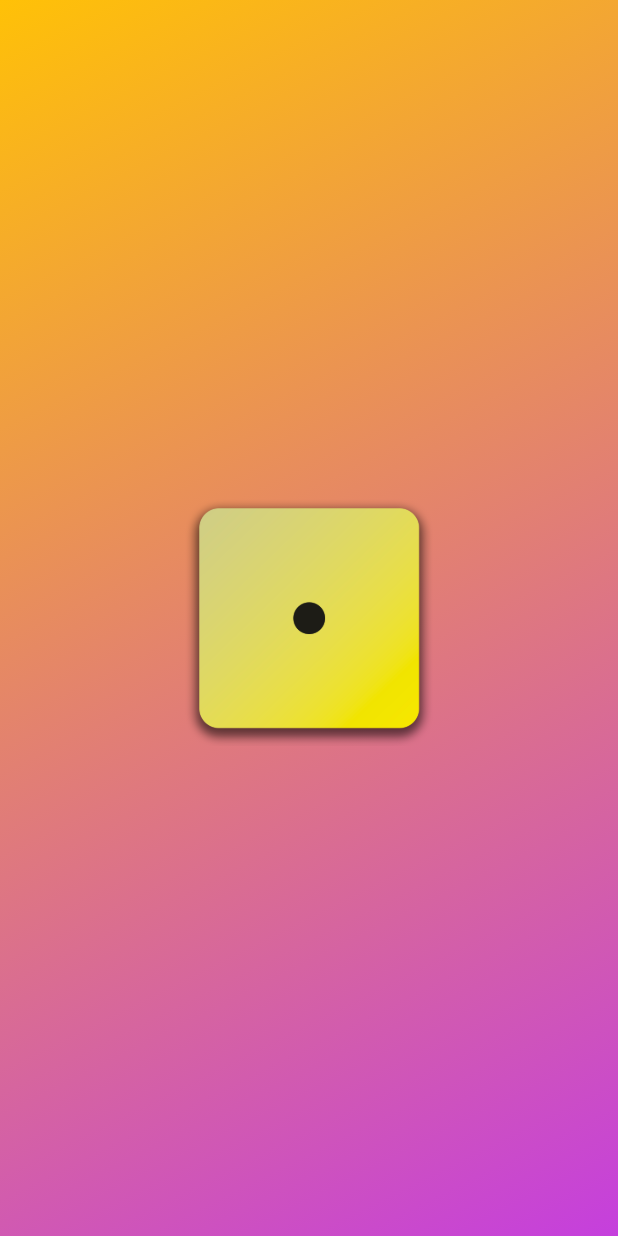
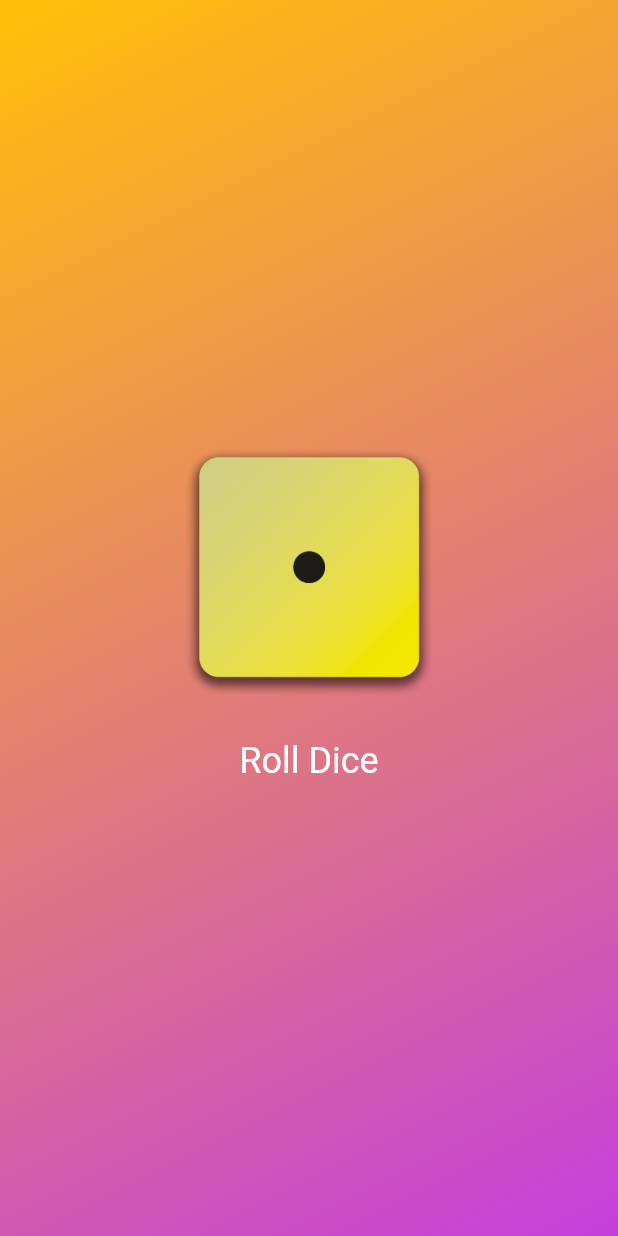
Before and after one commit to NSM722/Dice-Roller, a Flutter app: the screen it shows after launch, on a phone screen of 412 x 824 dp. Run offline on Flutter 3.47's test engine with Material 2 defaults, Android fonts, the phone set to English and light mode, and no system bars.

Commit message:
feat: Buttons
added a button to the UI
created a stateful widget related to this

```diff
--- /dev/null
+++ b/lib/dice_roller.dart
@@ -0,0 +1,44 @@
+import 'package:flutter/material.dart';
+
+class DiceRoller extends StatefulWidget {
+  const DiceRoller({super.key});
+
+  @override
+  State<DiceRoller> createState() {
+    return _DiceRollerState(); // execute the DiceRollerState
+  }
+}
+
+// private class only for use in this file
+class _DiceRollerState extends State<DiceRoller> {
+  var currentDiceImage = 'assets/images/dice-1.png';
+
+  void rollDice() {
+    setState(
+      () {
+        currentDiceImage = 'assets/images/dice-3.png';
+      },
+    );
+  }
+
+  @override
+  Widget build(context) {
+    return Column(
+      mainAxisSize: MainAxisSize.min, // centers the dice vertically
+      children: [
+        Image.asset(
+          currentDiceImage,
+          width: 170,
+        ),
+        const SizedBox(height: 20),
+        TextButton(
+            onPressed: rollDice,
+            style: TextButton.styleFrom(
+                // padding: const EdgeInsets.only(top: 20),
+                foregroundColor: Colors.white,
+                textStyle: const TextStyle(fontSize: 24)),
+            child: const Text('Roll Dice'))
+      ],
+    );
+  }
+}
--- a/lib/gradient_wrapper.dart
+++ b/lib/gradient_wrapper.dart
@@ -1,4 +1,5 @@
 import 'package:flutter/material.dart';
+import 'package:my_app/dice_roller.dart';
 // import 'package:my_app/styled_text.dart';
 
 const beginAlignment = Alignment.topLeft;
@@ -17,13 +18,9 @@ class GradientWrapper extends StatelessWidget {
         gradient: LinearGradient(
             begin: beginAlignment, end: endAlignment, colors: [color1, color2]),
       ),
-      child: Center(
-        // child: StyledText('Hey there, Jane Doe'),
-        child: Image.asset(
-          'assets/images/dice-1.png',
-          width: 170,
-        ),
-      ),
+      child: const Center(
+          // child: StyledText('Hey there, Jane Doe'),
+          child: DiceRoller()),
     );
   }
 }
```
